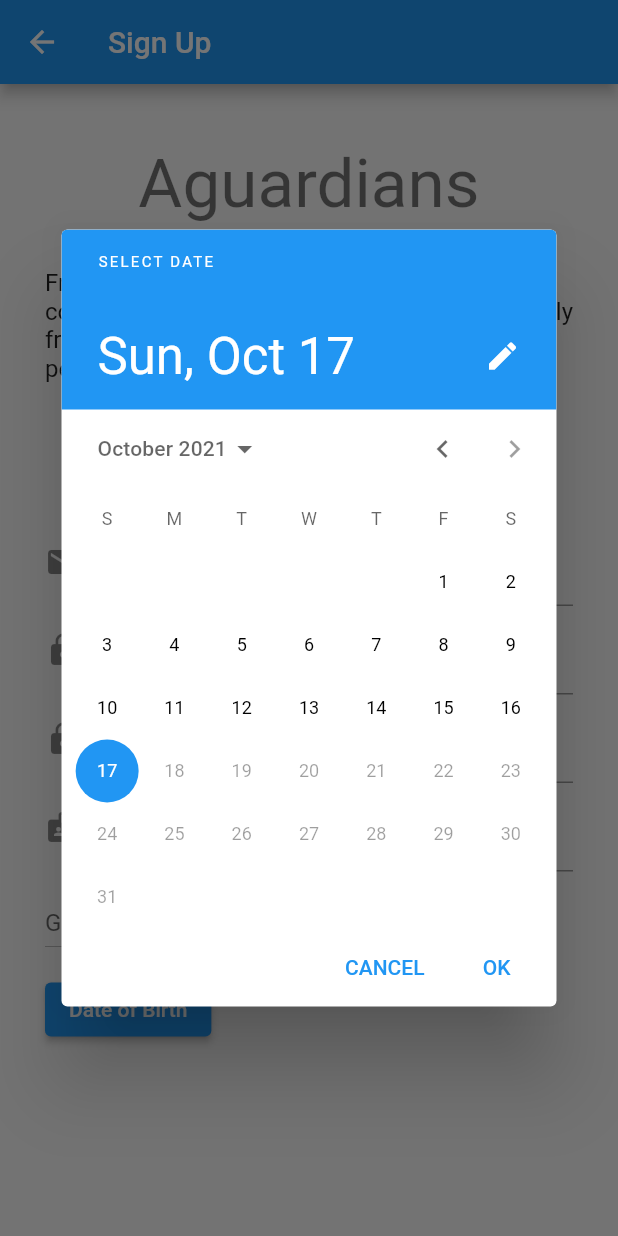
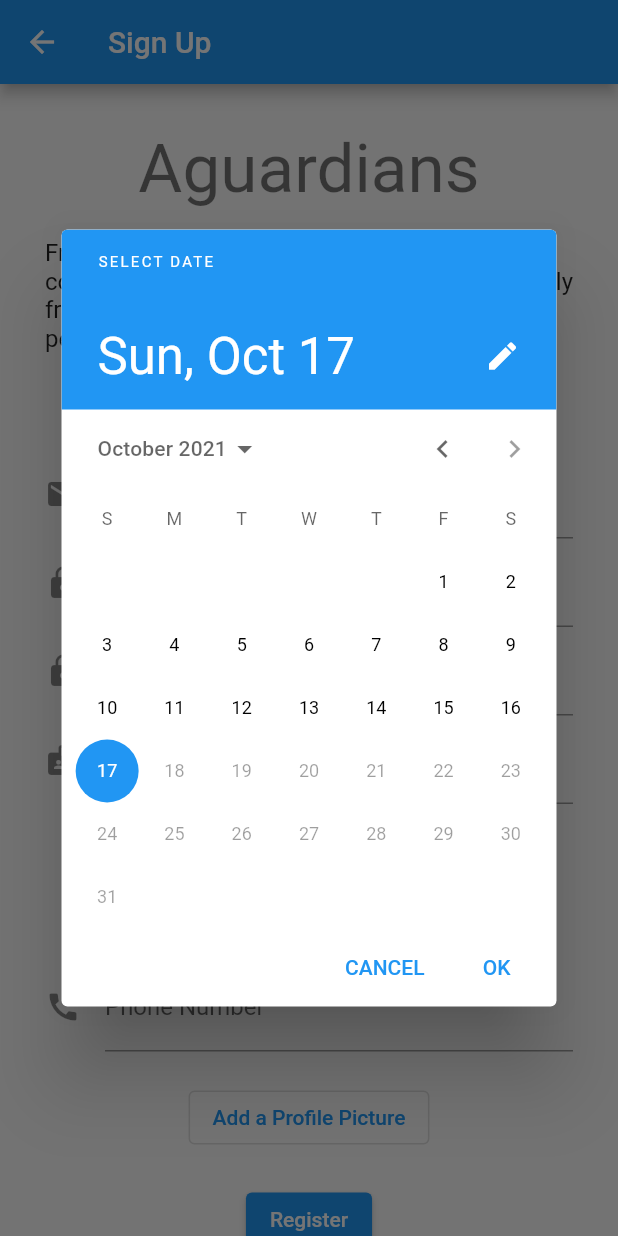
Before and after one commit to Yugue/aguardians, a Flutter app: the SignupPage screen opened directly, after a tap on "Date of Birth", on a phone screen of 412 x 824 dp. Run offline on Flutter 3.47's test engine with Material 2 defaults, Android fonts, the phone set to English and light mode, and no system bars; our stand-ins replace email_validator.

Commit message:
finished signup ui

```diff
--- a/lib/widgets/common/title_header.dart
+++ b/lib/widgets/common/title_header.dart
@@ -10,7 +10,7 @@ class TitleWithMessage extends StatelessWidget {
       crossAxisAlignment: CrossAxisAlignment.center,
       children: [
         Padding(
-          padding: const EdgeInsets.all(30.0),
+          padding: const EdgeInsets.all(20.0),
           child: Text("Aguardians", style: Theme.of(context).textTheme.headline3),
         ),
         Text(
--- a/lib/widgets/login_signup/input_forms.dart
+++ b/lib/widgets/login_signup/input_forms.dart
@@ -23,6 +23,8 @@ class CustomInputForm extends StatelessWidget {
         return const Icon(Icons.lock);
       case 'Name':
         return const Icon(Icons.badge);
+      case 'Phone Number':
+        return const Icon(Icons.call);
       default:
         return const Icon(Icons.email);
     }
@@ -31,6 +33,7 @@ class CustomInputForm extends StatelessWidget {
   @override
   Widget build(BuildContext context) {
     return TextFormField(
+      keyboardType: labelText == 'Phone Number' ? TextInputType.number : TextInputType.text,
       decoration: InputDecoration(
         icon: returnIcon(labelText),
         labelText: labelText,
--- a/lib/widgets/login_signup/sign_up.dart
+++ b/lib/widgets/login_signup/sign_up.dart
@@ -30,7 +30,9 @@ class _SignupPageState extends State<SignupPage> {
             children: [
               const TitleWithMessage(),
               const SizedBox(height: 20.0),
-              ToggleButtons(
+              SizedBox(
+                height: 35.0,
+                child: ToggleButtons(
                   children: const <Widget>[
                     Padding(
                       padding: EdgeInsets.symmetric(horizontal: 10.0),
@@ -54,7 +56,8 @@ class _SignupPageState extends State<SignupPage> {
                   },
                   isSelected: isSelected,
                 ),
-              const SizedBox(height: 20.0),
+              ),
+              const SizedBox(height: 10.0),
               if (isSelected[0]) const SignupUser(),
             ],
           ),
--- a/lib/widgets/login_signup/sign_up_user.dart
+++ b/lib/widgets/login_signup/sign_up_user.dart
@@ -1,5 +1,6 @@
 import 'package:aguardians/logic/regex/input_validator_regex.dart';
 import 'package:flutter/material.dart';
+import 'package:intl/intl.dart';
 
 import 'input_forms.dart';
 
@@ -13,7 +14,7 @@ class SignupUser extends StatefulWidget {
 class _SignupUserState extends State<SignupUser> {
   DateTime? selectedDate;
 
-  Future<void> _selectDate(BuildContext context) async {
+  Future<void> _selectDateOfBirth(BuildContext context) async {
     final DateTime? picked = await showDatePicker(
         context: context, initialDate: DateTime.now(), firstDate: DateTime(1900), lastDate: DateTime.now());
     if (picked != null && picked != selectedDate) {
@@ -26,7 +27,7 @@ class _SignupUserState extends State<SignupUser> {
   @override
   Widget build(BuildContext context) {
     return Column(
-      crossAxisAlignment: CrossAxisAlignment.start,
+      crossAxisAlignment: CrossAxisAlignment.center,
       children: <Widget>[
         const EmailInputForm(),
         CustomInputForm(labelText: 'Password', validatorRule: passwordRule, errorMsg: passwordErrorMsg),
@@ -36,11 +37,26 @@ class _SignupUserState extends State<SignupUser> {
           width: 100.0,
           child: CustomDropdown(title: 'Gender', options: <String>['Male', 'Female', 'Other']),
         ),
-        ElevatedButton(
-            onPressed: () {
-              _selectDate(context);
-            },
-            child: const Text('Date of Birth')),
+        Row(
+          mainAxisAlignment: MainAxisAlignment.center,
+          children: [
+            OutlinedButton(
+              onPressed: () {
+                _selectDateOfBirth(context);
+              },
+              child: const Text('Date of Birth'),
+            ),
+            const SizedBox(width: 20.0),
+            if (selectedDate != null) Text(DateFormat('yyyy-MM-dd').format(selectedDate!)),
+          ],
+        ),
+        const CustomInputForm(labelText: 'Phone Number'),
+        const SizedBox(height: 20.0),
+        OutlinedButton(onPressed: () {}, child: const Text('Add a Profile Picture')),
+        Padding(
+          padding: const EdgeInsets.symmetric(vertical: 20.0),
+          child: ElevatedButton(onPressed: () {}, child: const Text('Register')),
+        ),
       ],
     );
   }
@@ -59,7 +75,7 @@ class CustomDropdown extends StatelessWidget {
   @override
   Widget build(BuildContext context) {
     return Padding(
-      padding: const EdgeInsets.symmetric(vertical: 10.0),
+      padding: const EdgeInsets.symmetric(vertical: 5.0),
       child: DropdownButton(
           hint: Text(title),
           // isExpanded: true,
--- a/pubspec.yaml
+++ b/pubspec.yaml
@@ -35,6 +35,7 @@ dependencies:
   # Use with the CupertinoIcons class for iOS style icons.
   cupertino_icons: ^1.0.2
   email_validator: ^2.0.1
+  intl: ^0.17.0
 
 dev_dependencies:
   flutter_test:
```
Also changed, not shown: pubspec.lock. Lines whose indentation alone changed are shown as unchanged.
